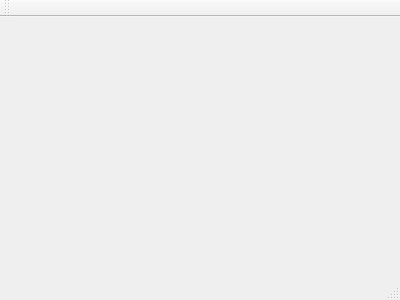
First picture: the form in BetaSimulation/mainwindow.ui, repository erdklumpen/BetaSimulation, before the edit.
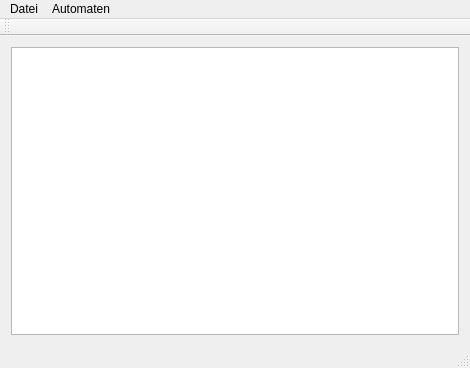
Second picture: the form after the edit.

```diff
--- a/BetaSimulation/mainwindow.ui
+++ b/BetaSimulation/mainwindow.ui
@@ -1,24 +1,69 @@
 <ui version="4.0">
  <class>MainWindow</class>
- <widget class="QMainWindow" name="MainWindow" >
-  <property name="geometry" >
+ <widget class="QMainWindow" name="MainWindow">
+  <property name="geometry">
    <rect>
     <x>0</x>
     <y>0</y>
-    <width>400</width>
-    <height>300</height>
+    <width>470</width>
+    <height>368</height>
    </rect>
   </property>
   <property name="windowTitle" >
    <string>MainWindow</string>
   </property>
-  <widget class="QMenuBar" name="menuBar" />
-  <widget class="QToolBar" name="mainToolBar" />
-  <widget class="QWidget" name="centralWidget" />
-  <widget class="QStatusBar" name="statusBar" />
+  <widget class="QWidget" name="centralWidget">
+   <layout class="QGridLayout" name="gridLayout">
+    <item row="0" column="0">
+     <widget class="QGraphicsView" name="graphicsView"/>
+    </item>
+   </layout>
+  </widget>
+  <widget class="QMenuBar" name="menuBar">
+   <property name="geometry">
+    <rect>
+     <x>0</x>
+     <y>0</y>
+     <width>470</width>
+     <height>22</height>
+    </rect>
+   </property>
+   <widget class="QMenu" name="menuDatei">
+    <property name="title">
+     <string>Datei</string>
+    </property>
+   </widget>
+   <widget class="QMenu" name="menuAutomaten">
+    <property name="title">
+     <string>Automaten</string>
+    </property>
+    <widget class="QMenu" name="menuEine_Dimension">
+     <property name="title">
+      <string>Eine Dimension</string>
+     </property>
+     <addaction name="actionECA50"/>
+    </widget>
+    <addaction name="menuEine_Dimension"/>
+   </widget>
+   <addaction name="menuDatei"/>
+   <addaction name="menuAutomaten"/>
+  </widget>
+  <widget class="QToolBar" name="mainToolBar">
+   <attribute name="toolBarArea">
+    <enum>TopToolBarArea</enum>
+   </attribute>
+   <attribute name="toolBarBreak">
+    <bool>false</bool>
+   </attribute>
+  </widget>
+  <widget class="QStatusBar" name="statusBar"/>
+  <action name="actionECA50">
+   <property name="text">
+    <string>ECA50</string>
+   </property>
+  </action>
  </widget>
- <layoutDefault spacing="6" margin="11" />
- <pixmapfunction></pixmapfunction>
+ <layoutdefault spacing="6" margin="11"/>
  <resources/>
  <connections/>
 </ui>
```
Left out of the diff: 3 changed lines with no effect on the pictures.
